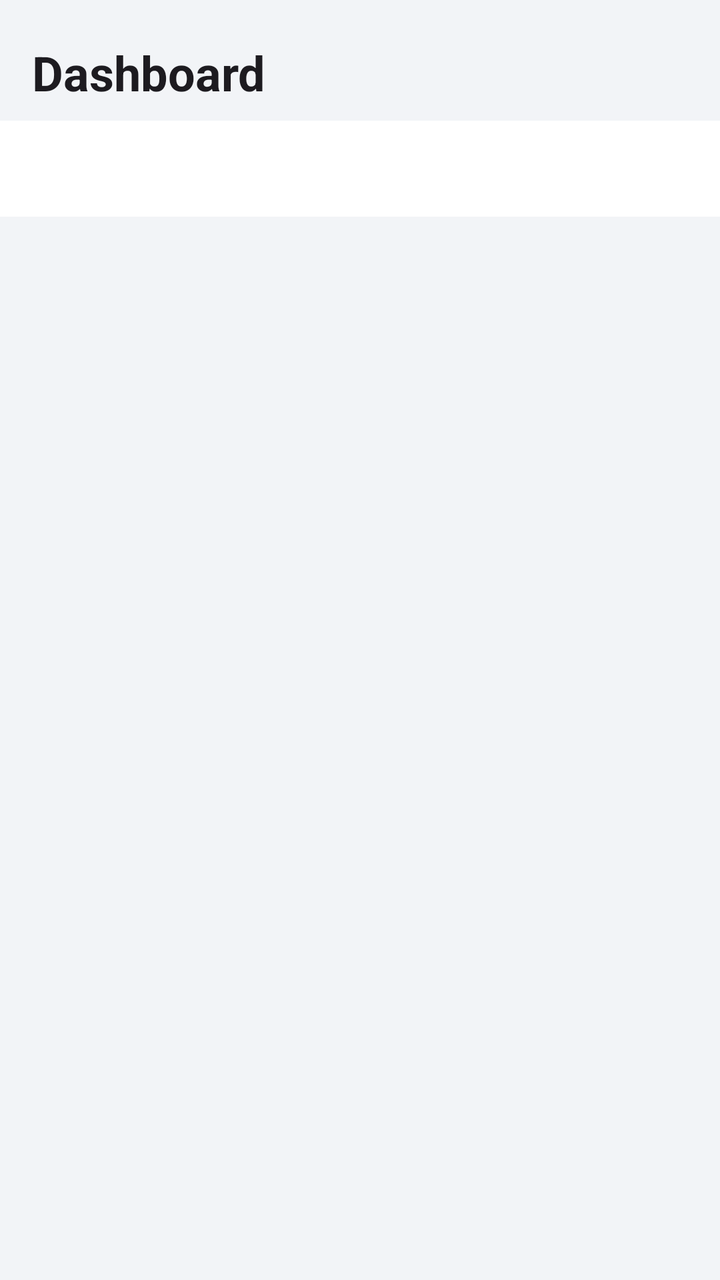
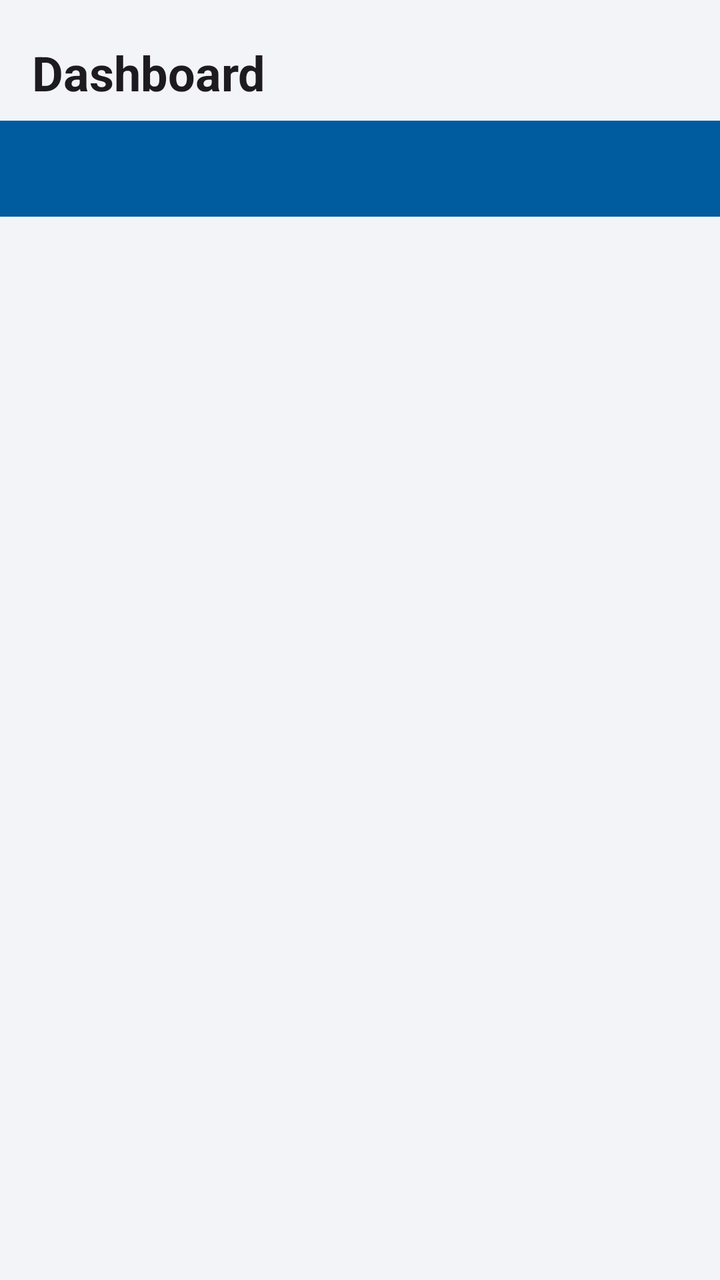

An Android layout rendered at two revisions. The XML below is the earlier revision; the diff shows what the commit changed to produce the second picture.
<!-- AndroidManifest.xml: application theme Theme.MyApplication -->
<!-- res/layout/fragment_dashboard.xml -->
<?xml version="1.0" encoding="utf-8"?>
<LinearLayout xmlns:android="http://schemas.android.com/apk/res/android"
    xmlns:app="http://schemas.android.com/apk/res-auto"
    android:layout_width="match_parent"
    android:layout_height="match_parent"
    android:orientation="vertical"
    android:background="@color/background_gray">

    
    <TextView
        android:layout_width="match_parent"
        android:layout_height="wrap_content"
        android:text="Dashboard"
        android:textSize="24sp"
        android:textStyle="bold"
        android:textColor="?attr/colorOnSurface"
        android:paddingStart="16dp"
        android:paddingEnd="16dp"
        android:paddingTop="20dp"
        android:paddingBottom="8dp"/>

    
    <com.google.android.material.tabs.TabLayout
        android:id="@+id/tab_layout_hazards"
        android:layout_width="match_parent"
        android:layout_height="wrap_content"
        android:background="@color/white"
        app:tabTextColor="@color/primary_blue"
        app:tabSelectedTextColor="@color/primary_blue"
        app:tabIndicatorColor="@color/primary_blue"
        android:layout_marginBottom="4dp"/>

    
    <androidx.recyclerview.widget.RecyclerView
        android:id="@+id/rv_hazards"
        android:layout_width="match_parent"
        android:layout_height="0dp"
        android:layout_weight="1"
        android:padding="12dp"
        android:clipToPadding="false"/>

    
    <TextView
        android:id="@+id/tv_hazards_empty"
        android:layout_width="match_parent"
        android:layout_height="0dp"
        android:layout_weight="1"
        android:gravity="center"
        android:text="@string/empty_hazards"
        android:textColor="#9E9E9E"
        android:textSize="16sp"
        android:visibility="gone"/>

</LinearLayout>
<!-- resources referenced by this layout -->
<resources>
  <color name="background_gray">#F2F4F7</color>
  <color name="primary_blue">#005B9F</color>
  <color name="white">#FFFFFFFF</color>
  <string name="empty_hazards">No active hazards reported.</string>
  <style name="Theme.MyApplication" parent="Base.Theme.MyApplication" />
  <style name="Base.Theme.MyApplication" parent="Theme.Material3.DayNight.NoActionBar">
          <item name="colorPrimary">@color/primary_blue</item>
          <item name="colorSecondary">@color/secondary_orange</item>
      </style>
  <color name="secondary_orange">#FF8F00</color>
</resources>

<!-- the commit's change to res/layout/fragment_dashboard.xml (unified diff, before → after) -->
@@ -24,9 +24,9 @@
         android:id="@+id/tab_layout_hazards"
         android:layout_width="match_parent"
         android:layout_height="wrap_content"
-        android:background="@color/white"
-        app:tabTextColor="@color/primary_blue"
-        app:tabSelectedTextColor="@color/primary_blue"
+        android:background="?attr/colorPrimary"
+        app:tabTextColor="@android:color/white"
+        app:tabSelectedTextColor="@android:color/white"
         app:tabIndicatorColor="@color/primary_blue"
         android:layout_marginBottom="4dp"/>
 
<!-- resource entries referenced after the edit -->
@@ -2,7 +2,6 @@
 <resources>
   <color name="background_gray">#F2F4F7</color>
   <color name="primary_blue">#005B9F</color>
-  <color name="white">#FFFFFFFF</color>
   <string name="empty_hazards">No active hazards reported.</string>
   <style name="Theme.MyApplication" parent="Base.Theme.MyApplication" />
   <style name="Base.Theme.MyApplication" parent="Theme.Material3.DayNight.NoActionBar">
